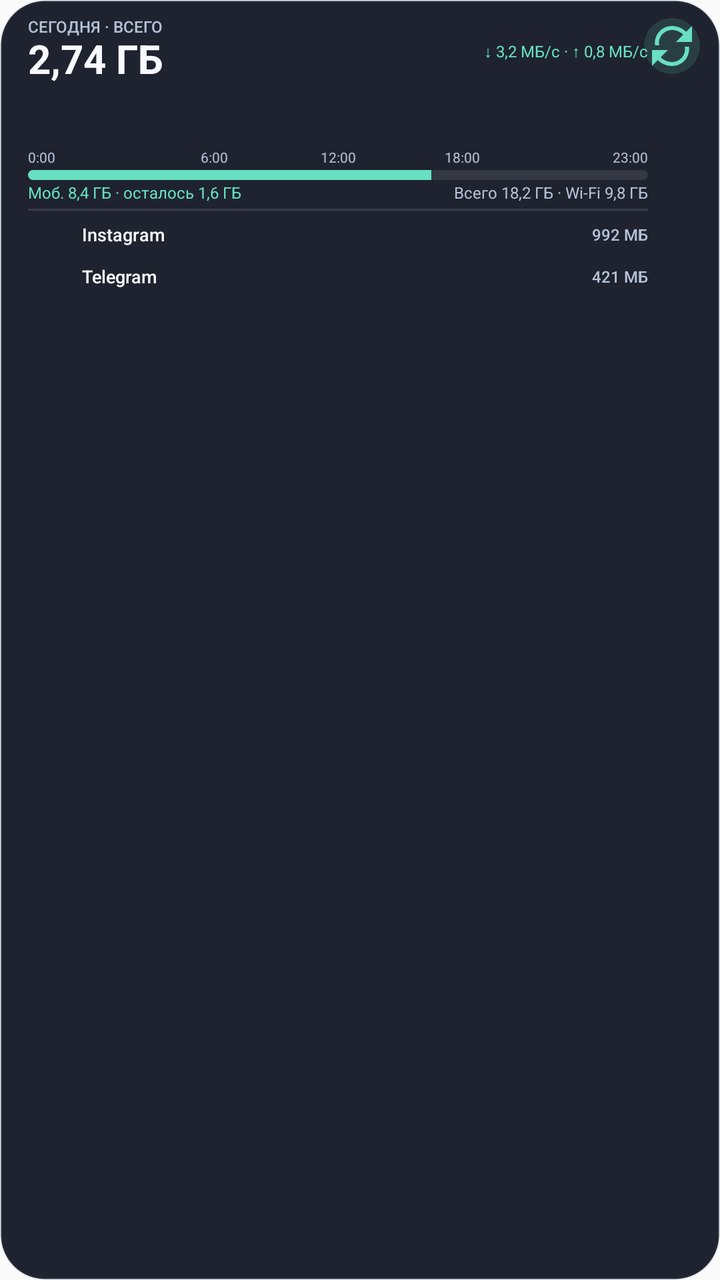
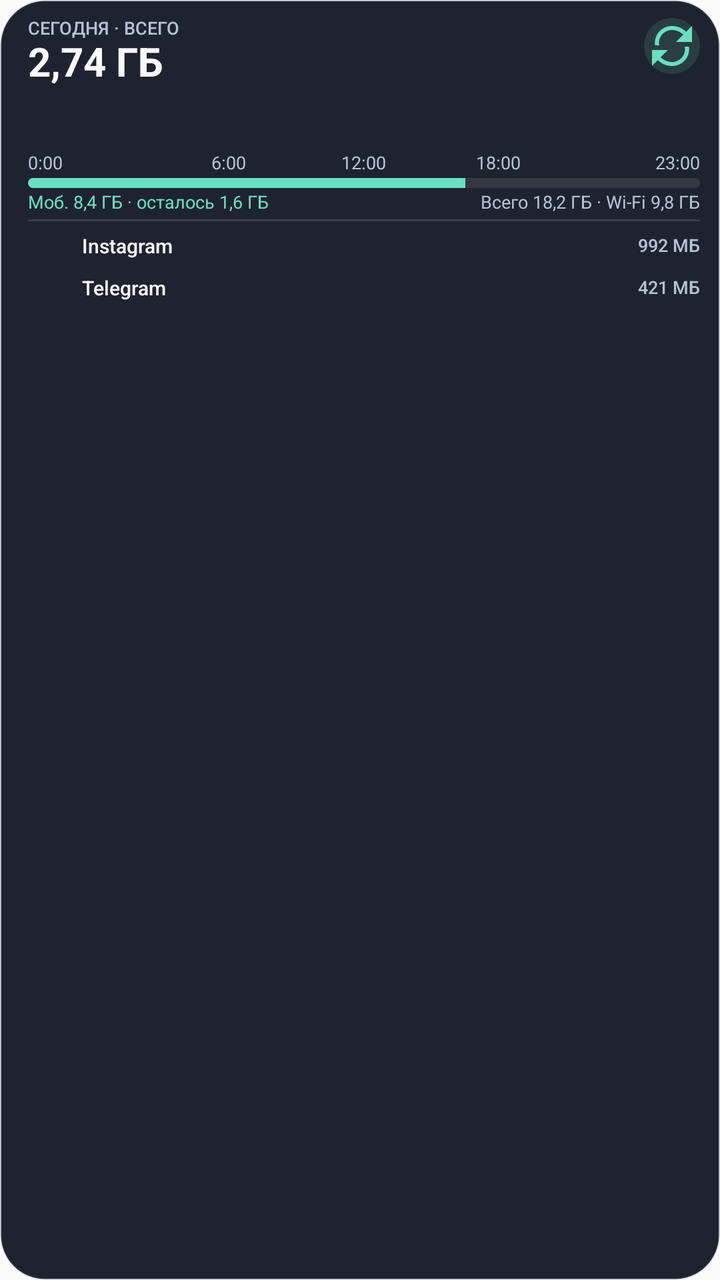

Two renders of the same Android screen: before a commit and after it. Below are the layout's source before the change and the commit's diff.
<!-- AndroidManifest.xml: application theme Theme.App_monitoring -->
<!-- res/layout/widget_large_hourly.xml -->
<?xml version="1.0" encoding="utf-8"?>
<FrameLayout xmlns:android="http://schemas.android.com/apk/res/android"
    android:id="@+id/widget_root"
    android:layout_width="match_parent"
    android:layout_height="match_parent"
    android:background="@drawable/widget_background"
    android:paddingStart="14dp"
    android:paddingTop="9dp"
    android:paddingEnd="10dp"
    android:paddingBottom="8dp">

    <LinearLayout
        android:layout_width="match_parent"
        android:layout_height="match_parent"
        android:paddingEnd="26dp"
        android:orientation="vertical">

        <LinearLayout
            android:layout_width="match_parent"
            android:layout_height="wrap_content"
            android:gravity="center_vertical"
            android:orientation="horizontal">
            <LinearLayout
                android:layout_width="0dp"
                android:layout_height="wrap_content"
                android:layout_weight="1"
                android:orientation="vertical">
                <TextView
                    style="@style/WidgetLabel"
                    android:text="СЕГОДНЯ · ВСЕГО" />
                <TextView
                    android:id="@+id/large_hourly_today_total"
                    style="@style/WidgetValue"
                    android:text="2,74 ГБ"
                    android:textSize="20sp" />
            </LinearLayout>
            <TextView
                android:id="@+id/large_hourly_speed"
                style="@style/WidgetMeta"
                android:gravity="end"
                android:text="↓ 3,2 МБ/с · ↑ 0,8 МБ/с"
                android:textColor="@color/widget_accent" />
        </LinearLayout>

        <ImageView
            android:id="@+id/large_hourly_chart"
            android:layout_width="match_parent"
            android:layout_height="31dp"
            android:layout_marginTop="2dp"
            android:contentDescription="@string/widget_hourly_chart"
            android:scaleType="fitXY" />

        <LinearLayout
            android:layout_width="match_parent"
            android:layout_height="wrap_content"
            android:orientation="horizontal">
            <TextView style="@style/WidgetMeta" android:layout_width="0dp" android:layout_weight="1" android:text="0:00" android:textSize="7sp" />
            <TextView style="@style/WidgetMeta" android:layout_width="0dp" android:layout_weight="1" android:gravity="center" android:text="6:00" android:textSize="7sp" />
            <TextView style="@style/WidgetMeta" android:layout_width="0dp" android:layout_weight="1" android:gravity="center" android:text="12:00" android:textSize="7sp" />
            <TextView style="@style/WidgetMeta" android:layout_width="0dp" android:layout_weight="1" android:gravity="center" android:text="18:00" android:textSize="7sp" />
            <TextView style="@style/WidgetMeta" android:layout_width="0dp" android:layout_weight="1" android:gravity="end" android:text="23:00" android:textSize="7sp" />
        </LinearLayout>

        <ProgressBar
            android:id="@+id/large_hourly_progress"
            style="?android:attr/progressBarStyleHorizontal"
            android:layout_width="match_parent"
            android:layout_height="5dp"
            android:layout_marginTop="2dp"
            android:indeterminate="false"
            android:max="1000"
            android:progress="650"
            android:progressDrawable="@drawable/widget_progress" />

        <LinearLayout
            android:layout_width="match_parent"
            android:layout_height="wrap_content"
            android:layout_marginTop="2dp"
            android:orientation="horizontal">
            <TextView
                android:id="@+id/large_hourly_mobile"
                style="@style/WidgetMeta"
                android:layout_width="0dp"
                android:layout_weight="1"
                android:text="Моб. 8,4 ГБ · осталось 1,6 ГБ"
                android:textColor="@color/widget_accent" />
            <TextView
                android:id="@+id/large_hourly_total"
                style="@style/WidgetMeta"
                android:text="Всего 18,2 ГБ · Wi‑Fi 9,8 ГБ" />
        </LinearLayout>

        <ImageView
            android:layout_width="match_parent"
            android:layout_height="1dp"
            android:layout_marginTop="3dp"
            android:layout_marginBottom="2dp"
            android:background="@drawable/widget_divider_horizontal"
            android:contentDescription="@null" />

        <LinearLayout
            android:id="@+id/widget_large_app_1"
            android:layout_width="match_parent"
            android:layout_height="21dp"
            android:gravity="center_vertical"
            android:orientation="horizontal">
            <ImageView android:id="@+id/widget_large_app_1_icon" style="@style/WidgetLargeAppIcon" />
            <TextView android:id="@+id/widget_large_app_1_name" style="@style/WidgetLargeAppName" android:text="Instagram" />
            <ProgressBar android:id="@+id/widget_large_app_1_progress" style="@style/WidgetLargeAppProgress" android:progress="1000" />
            <TextView android:id="@+id/widget_large_app_1_usage" style="@style/WidgetLargeAppUsage" android:text="992 МБ" />
        </LinearLayout>

        <LinearLayout
            android:id="@+id/widget_large_app_2"
            android:layout_width="match_parent"
            android:layout_height="21dp"
            android:gravity="center_vertical"
            android:orientation="horizontal">
            <ImageView android:id="@+id/widget_large_app_2_icon" style="@style/WidgetLargeAppIcon" />
            <TextView android:id="@+id/widget_large_app_2_name" style="@style/WidgetLargeAppName" android:text="Telegram" />
            <ProgressBar android:id="@+id/widget_large_app_2_progress" style="@style/WidgetLargeAppProgress" android:progress="520" />
            <TextView android:id="@+id/widget_large_app_2_usage" style="@style/WidgetLargeAppUsage" android:text="421 МБ" />
        </LinearLayout>
    </LinearLayout>

    <ImageButton
        android:id="@+id/widget_refresh"
        android:layout_width="28dp"
        android:layout_height="28dp"
        android:layout_gravity="top|end"
        android:background="@drawable/widget_refresh_background"
        android:contentDescription="@string/widget_refresh"
        android:padding="7dp"
        android:src="@drawable/ic_widget_refresh"
        android:tint="@color/widget_accent" />
</FrameLayout>
<!-- resources referenced by this layout -->
<resources>
  <color name="widget_accent">#FF68E0C1</color>
  <!-- drawable widget_background (drawable) -->
  <?xml version="1.0" encoding="utf-8"?>
  <shape xmlns:android="http://schemas.android.com/apk/res/android"
      android:shape="rectangle">
      <solid android:color="@color/widget_background" />
      <corners android:radius="22dp" />
      <stroke
          android:width="1dp"
          android:color="@color/widget_border" />
  </shape>
  <!-- drawable widget_divider_horizontal (drawable) -->
  <?xml version="1.0" encoding="utf-8"?>
  <shape xmlns:android="http://schemas.android.com/apk/res/android"
      android:shape="rectangle">
      <solid android:color="@color/widget_divider" />
  </shape>
  <!-- drawable widget_refresh_background (drawable) -->
  <?xml version="1.0" encoding="utf-8"?>
  <shape xmlns:android="http://schemas.android.com/apk/res/android"
      android:shape="oval">
      <solid android:color="@color/widget_accent_surface" />
  </shape>
  <string name="widget_hourly_chart">Почасовой график трафика за сегодня</string>
  <string name="widget_refresh">Обновить статистику</string>
  <style name="WidgetLabel">
          <item name="android:layout_width">wrap_content</item>
          <item name="android:layout_height">wrap_content</item>
          <item name="android:ellipsize">end</item>
          <item name="android:fontFamily">sans-serif-medium</item>
          <item name="android:includeFontPadding">false</item>
          <item name="android:maxLines">1</item>
          <item name="android:textColor">@color/widget_text_secondary</item>
          <item name="android:textSize">8sp</item>
      </style>
  <style name="WidgetLargeAppIcon">
          <item name="android:layout_width">20dp</item>
          <item name="android:layout_height">20dp</item>
          <item name="android:contentDescription">@null</item>
          <item name="android:scaleType">fitCenter</item>
      </style>
  <style name="WidgetLargeAppName">
          <item name="android:layout_width">72dp</item>
          <item name="android:layout_height">wrap_content</item>
          <item name="android:layout_marginStart">7dp</item>
          <item name="android:ellipsize">end</item>
          <item name="android:fontFamily">sans-serif-medium</item>
          <item name="android:includeFontPadding">false</item>
          <item name="android:maxLines">1</item>
          <item name="android:textColor">@color/widget_text_primary</item>
          <item name="android:textSize">9sp</item>
      </style>
  <style name="WidgetLargeAppUsage">
          <item name="android:layout_width">58dp</item>
          <item name="android:layout_height">wrap_content</item>
          <item name="android:layout_marginStart">7dp</item>
          <item name="android:ellipsize">end</item>
          <item name="android:fontFamily">sans-serif-medium</item>
          <item name="android:gravity">end</item>
          <item name="android:includeFontPadding">false</item>
          <item name="android:maxLines">1</item>
          <item name="android:textColor">@color/widget_text_secondary</item>
          <item name="android:textSize">8sp</item>
      </style>
  <style name="WidgetMeta">
          <item name="android:layout_width">wrap_content</item>
          <item name="android:layout_height">wrap_content</item>
          <item name="android:ellipsize">end</item>
          <item name="android:includeFontPadding">false</item>
          <item name="android:maxLines">1</item>
          <item name="android:textColor">@color/widget_text_secondary</item>
          <item name="android:textSize">8sp</item>
      </style>
  <style name="Theme.App_monitoring" parent="android:Theme.Material.Light.NoActionBar" />
  <color name="widget_background">#F2121824</color>
  <color name="widget_border">#267C8AA5</color>
  <color name="widget_divider">#1FFFFFFF</color>
  <color name="widget_progress_track">#18FFFFFF</color>
  <color name="widget_accent_surface">#2468E0C1</color>
  <color name="widget_text_secondary">#FFB6C1D6</color>
  <color name="widget_text_primary">#FFF8FAFF</color>
  <!-- unchanged entries left out for length: 4 -->
</resources>

<!-- the commit's change to res/layout/widget_large_hourly.xml (unified diff, before → after) -->
@@ -12,13 +12,13 @@
     <LinearLayout
         android:layout_width="match_parent"
         android:layout_height="match_parent"
-        android:paddingEnd="26dp"
         android:orientation="vertical">
 
         <LinearLayout
             android:layout_width="match_parent"
             android:layout_height="wrap_content"
             android:gravity="center_vertical"
+            android:paddingEnd="30dp"
             android:orientation="horizontal">
             <LinearLayout
                 android:layout_width="0dp"
@@ -34,12 +34,6 @@
                     android:text="2,74 ГБ"
                     android:textSize="20sp" />
             </LinearLayout>
-            <TextView
-                android:id="@+id/large_hourly_speed"
-                style="@style/WidgetMeta"
-                android:gravity="end"
-                android:text="↓ 3,2 МБ/с · ↑ 0,8 МБ/с"
-                android:textColor="@color/widget_accent" />
         </LinearLayout>
 
         <ImageView
@@ -54,11 +48,11 @@
             android:layout_width="match_parent"
             android:layout_height="wrap_content"
             android:orientation="horizontal">
-            <TextView style="@style/WidgetMeta" android:layout_width="0dp" android:layout_weight="1" android:text="0:00" android:textSize="7sp" />
-            <TextView style="@style/WidgetMeta" android:layout_width="0dp" android:layout_weight="1" android:gravity="center" android:text="6:00" android:textSize="7sp" />
-            <TextView style="@style/WidgetMeta" android:layout_width="0dp" android:layout_weight="1" android:gravity="center" android:text="12:00" android:textSize="7sp" />
-            <TextView style="@style/WidgetMeta" android:layout_width="0dp" android:layout_weight="1" android:gravity="center" android:text="18:00" android:textSize="7sp" />
-            <TextView style="@style/WidgetMeta" android:layout_width="0dp" android:layout_weight="1" android:gravity="end" android:text="23:00" android:textSize="7sp" />
+            <TextView style="@style/WidgetMeta" android:layout_width="0dp" android:layout_weight="1" android:text="0:00" />
+            <TextView style="@style/WidgetMeta" android:layout_width="0dp" android:layout_weight="1" android:gravity="center" android:text="6:00" />
+            <TextView style="@style/WidgetMeta" android:layout_width="0dp" android:layout_weight="1" android:gravity="center" android:text="12:00" />
+            <TextView style="@style/WidgetMeta" android:layout_width="0dp" android:layout_weight="1" android:gravity="center" android:text="18:00" />
+            <TextView style="@style/WidgetMeta" android:layout_width="0dp" android:layout_weight="1" android:gravity="end" android:text="23:00" />
         </LinearLayout>
 
         <ProgressBar
<!-- resource entries referenced after the edit -->
@@ -33,7 +33,7 @@
           <item name="android:includeFontPadding">false</item>
           <item name="android:maxLines">1</item>
           <item name="android:textColor">@color/widget_text_secondary</item>
-          <item name="android:textSize">8sp</item>
+          <item name="android:textSize">9sp</item>
       </style>
   <style name="WidgetLargeAppIcon">
           <item name="android:layout_width">20dp</item>
@@ -50,7 +50,7 @@
           <item name="android:includeFontPadding">false</item>
           <item name="android:maxLines">1</item>
           <item name="android:textColor">@color/widget_text_primary</item>
-          <item name="android:textSize">9sp</item>
+          <item name="android:textSize">10sp</item>
       </style>
   <style name="WidgetLargeAppUsage">
           <item name="android:layout_width">58dp</item>
@@ -62,7 +62,7 @@
           <item name="android:includeFontPadding">false</item>
           <item name="android:maxLines">1</item>
           <item name="android:textColor">@color/widget_text_secondary</item>
-          <item name="android:textSize">8sp</item>
+          <item name="android:textSize">9sp</item>
       </style>
   <style name="WidgetMeta">
           <item name="android:layout_width">wrap_content</item>
@@ -71,7 +71,7 @@
           <item name="android:includeFontPadding">false</item>
           <item name="android:maxLines">1</item>
           <item name="android:textColor">@color/widget_text_secondary</item>
-          <item name="android:textSize">8sp</item>
+          <item name="android:textSize">9sp</item>
       </style>
   <style name="Theme.App_monitoring" parent="android:Theme.Material.Light.NoActionBar" />
   <color name="widget_background">#F2121824</color>
